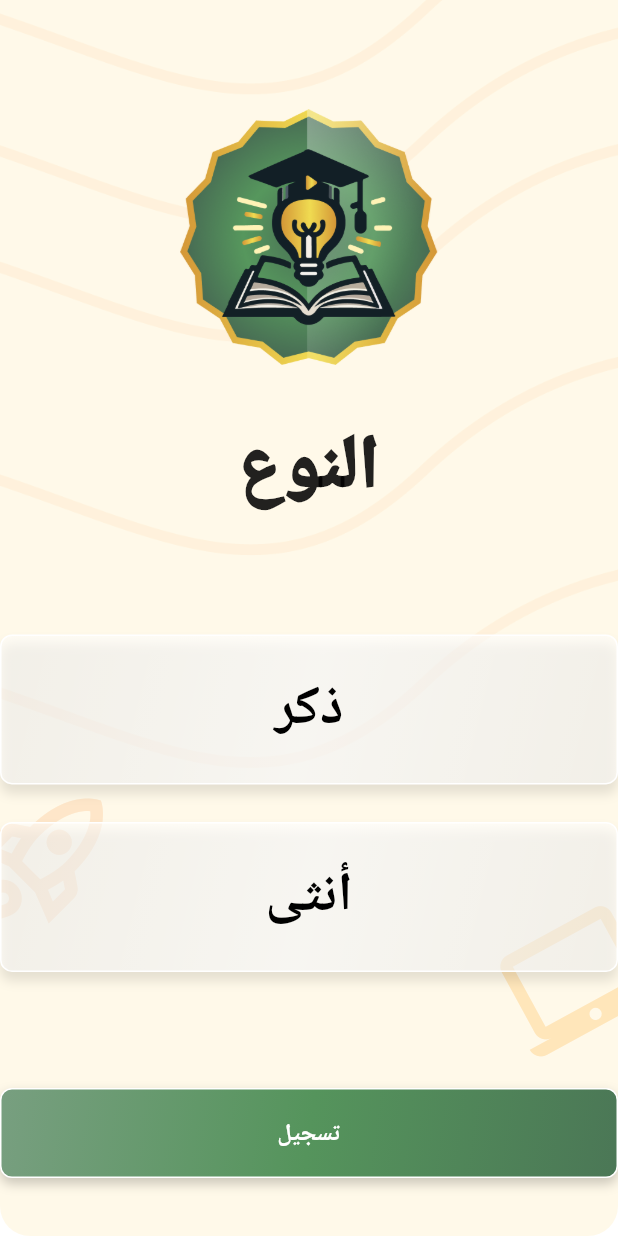
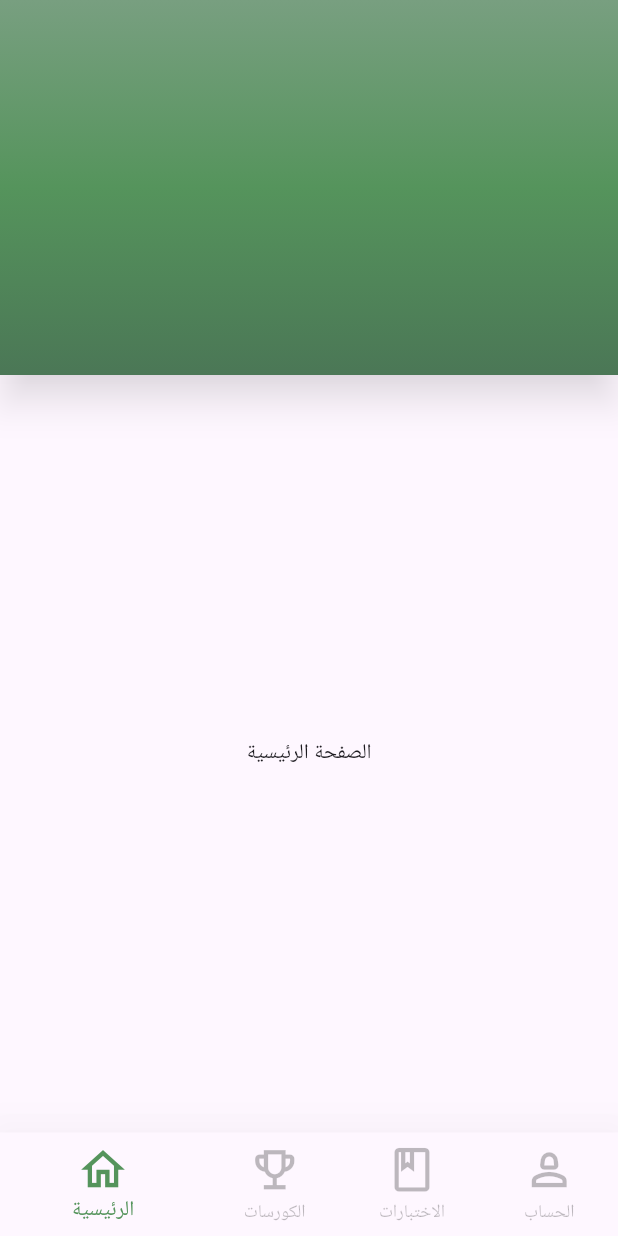
Before and after one commit to KafaaCode/Educational-Platform-App, a Flutter app: the screen it shows after launch, on a phone screen of 412 x 824 dp. Run offline on Flutter 3.47's test engine with Material 3 defaults, Android fonts, the phone set to English and light mode, and no system bars; our stand-ins replace bloc, dartz, dio, equatable, fluro, flutter_bloc and 6 more.

Commit message:
create home page

```diff
--- a/lib/core/localization/l10n/intl_ar_SY.arb
+++ b/lib/core/localization/l10n/intl_ar_SY.arb
@@ -18,5 +18,9 @@
     "createAccount":"إنشاء حساب",
     "loginAStudent":"تسجيل دخول كطالب",
     "loginTeacher":"تسجيل دخول كمدرس",
-    "registration":"تسجيل"
+    "registration":"تسجيل",
+    "account":"الحساب",
+    "courses":"الكورسات",
+    "home":"الرئيسية",
+    "tests":"الاختبارات"
 }
--- a/lib/core/localization/l10n/intl_en_US.arb
+++ b/lib/core/localization/l10n/intl_en_US.arb
@@ -18,5 +18,9 @@
     "createAccount":" ",
     "loginAStudent":" ",
     "loginTeacher":" ",
-    "registration":" "
+    "registration":" ",
+    "account":" ",
+    "courses":" ",
+    "home":" ",
+    "tests":" "
 }
--- a/lib/core/routes/routers_define.dart
+++ b/lib/core/routes/routers_define.dart
@@ -1,7 +1,6 @@
 import 'package:educational_platform_app/core/routes/routes_name.dart';
 import 'package:educational_platform_app/src/presentation/screens/404page.dart';
-import 'package:educational_platform_app/src/presentation/screens/intro_page_tow.dart';
-import 'package:educational_platform_app/src/presentation/screens/login/login_questions_pages.dart';
+import 'package:educational_platform_app/src/presentation/screens/main/main_page.dart';
 import 'package:fluro/fluro.dart';
 
 void configureRoutes(FluroRouter router) {
@@ -9,7 +8,7 @@ void configureRoutes(FluroRouter router) {
     RoutesNames.chechAuthRoute,
     handler: Handler(
       handlerFunc: (context, parameters) {
-        return LoginQuestionsPagesTwo();
+        return MainPage();
       },
     ),
   );
--- a/lib/src/presentation/screens/main/main_page.dart
+++ b/lib/src/presentation/screens/main/main_page.dart
@@ -0,0 +1,86 @@
+import 'package:educational_platform_app/core/localization/generated/l10n.dart';
+import 'package:educational_platform_app/src/presentation/screens/main/widgets/account_widget.dart';
+import 'package:educational_platform_app/src/presentation/screens/main/widgets/courses_widget.dart';
+import 'package:educational_platform_app/src/presentation/screens/main/widgets/main_widget.dart';
+import 'package:educational_platform_app/src/presentation/screens/main/widgets/tests_widget.dart';
+import 'package:flutter/material.dart';
+
+class MainPage extends StatefulWidget {
+  @override
+  _MainPage createState() => _MainPage();
+}
+
+class _MainPage extends State<MainPage> {
+  int _selectedIndex = 3;
+  final List<Widget> _pages = [
+    AccountWidget(),
+    TestsWidget(),
+    CoursesWidget(),
+    MainWidget(),
+  ];
+
+  void _onItemTapped(int index) {
+    setState(() {
+      _selectedIndex = index; // تحديث الفهرس عند النقر على عنصر
+    });
+  }
+
+  @override
+  Widget build(BuildContext context) {
+    Lang lang = Lang.of(context);
+    return Scaffold(
+      appBar: AppBar(
+        toolbarHeight: 250,
+        elevation: 10, // إضافة ظل
+        shadowColor: Colors.black.withOpacity(0.5), // لون الظل
+        flexibleSpace: Container(
+          decoration: const BoxDecoration(
+            gradient: LinearGradient(
+              colors: [
+                Color.fromRGBO(120, 159, 128, 1),
+                Color.fromRGBO(85, 148, 92, 1),
+                Color.fromRGBO(75, 119, 86, 1),
+              ],
+              begin: Alignment.topCenter,
+              end: Alignment.bottomCenter,
+            ),
+          ),
+        ),
+      ),
+      bottomNavigationBar: BottomNavigationBar(
+        currentIndex: _selectedIndex,
+        onTap: _onItemTapped,
+        iconSize: 35,
+        unselectedItemColor: Colors.black26,
+        elevation: 30,
+        // landscapeLayout: BottomNavigationBarLandscapeLayout.linear,
+        selectedItemColor: const Color.fromRGBO(85, 148, 92, 1),
+        showUnselectedLabels: true,
+        items: [
+          BottomNavigationBarItem(
+            icon: const Icon(
+              Icons.person_2_outlined,
+            ),
+            label: lang.account,
+          ),
+          BottomNavigationBarItem(
+            icon: const Icon(Icons.book_outlined),
+            label: lang.tests,
+          ),
+          BottomNavigationBarItem(
+            icon: const Icon(Icons.emoji_events_outlined),
+            label: lang.courses,
+          ),
+          BottomNavigationBarItem(
+            icon: const Icon(Icons.home_outlined),
+            label: lang.home,
+          ),
+        ],
+      ),
+      body: IndexedStack(
+        index: _selectedIndex,
+        children: _pages,
+      ),
+    );
+  }
+}
--- /dev/null
+++ b/lib/src/presentation/screens/main/widgets/account_widget.dart
@@ -0,0 +1,11 @@
+// صفحات وهمية للتنقل
+import 'package:flutter/material.dart';
+
+class AccountWidget extends StatelessWidget {
+  @override
+  Widget build(BuildContext context) {
+    return Center(
+      child: Text('صفحة الحساب'),
+    );
+  }
+}
--- /dev/null
+++ b/lib/src/presentation/screens/main/widgets/courses_widget.dart
@@ -0,0 +1,10 @@
+import 'package:flutter/material.dart';
+
+class CoursesWidget extends StatelessWidget {
+  @override
+  Widget build(BuildContext context) {
+    return Center(
+      child: Text('صفحة الكورسات'),
+    );
+  }
+}
--- /dev/null
+++ b/lib/src/presentation/screens/main/widgets/main_widget.dart
@@ -0,0 +1,10 @@
+import 'package:flutter/material.dart';
+
+class MainWidget extends StatelessWidget {
+  @override
+  Widget build(BuildContext context) {
+    return Center(
+      child: Text('الصفحة الرئيسية'),
+    );
+  }
+}
--- /dev/null
+++ b/lib/src/presentation/screens/main/widgets/tests_widget.dart
@@ -0,0 +1,10 @@
+import 'package:flutter/material.dart';
+
+class TestsWidget extends StatelessWidget {
+  @override
+  Widget build(BuildContext context) {
+    return Center(
+      child: Text('صفحة الاختبارات'),
+    );
+  }
+}
```
Also changed, not shown: lib/core/localization/generated/intl/messages_ar_SY.dart, lib/core/localization/generated/intl/messages_en_US.dart, lib/core/localization/generated/l10n.dart.
